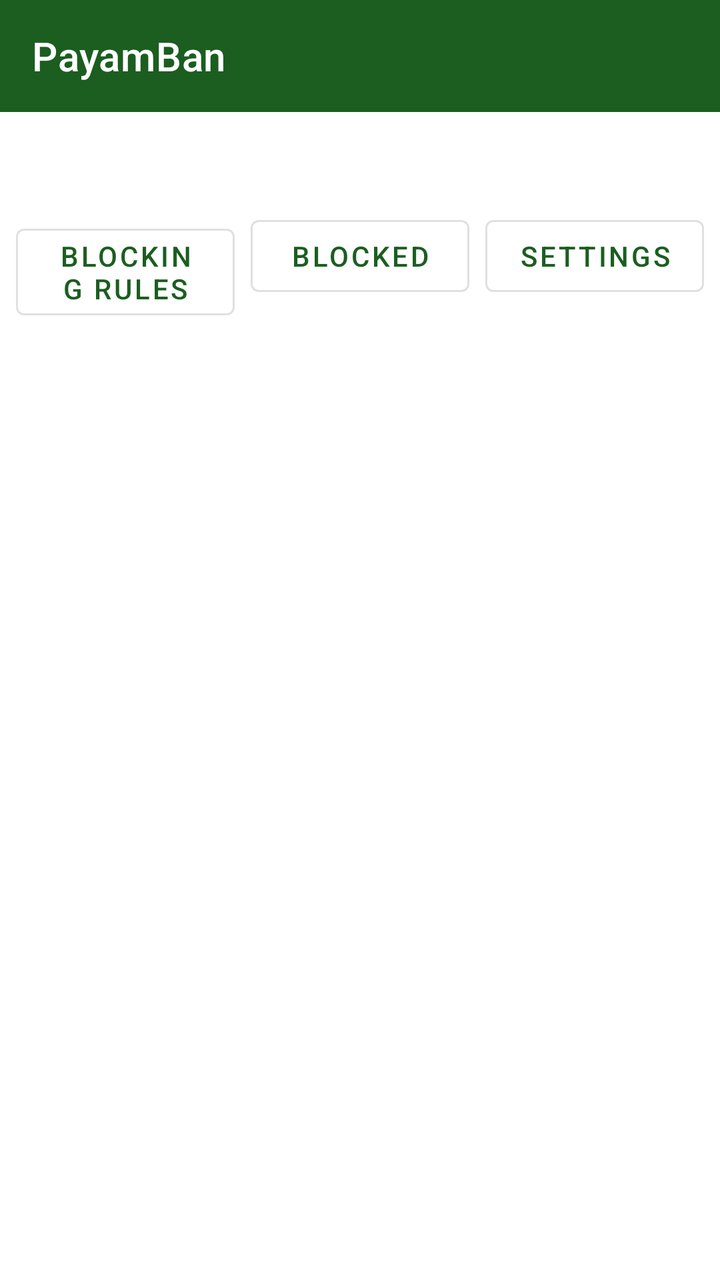
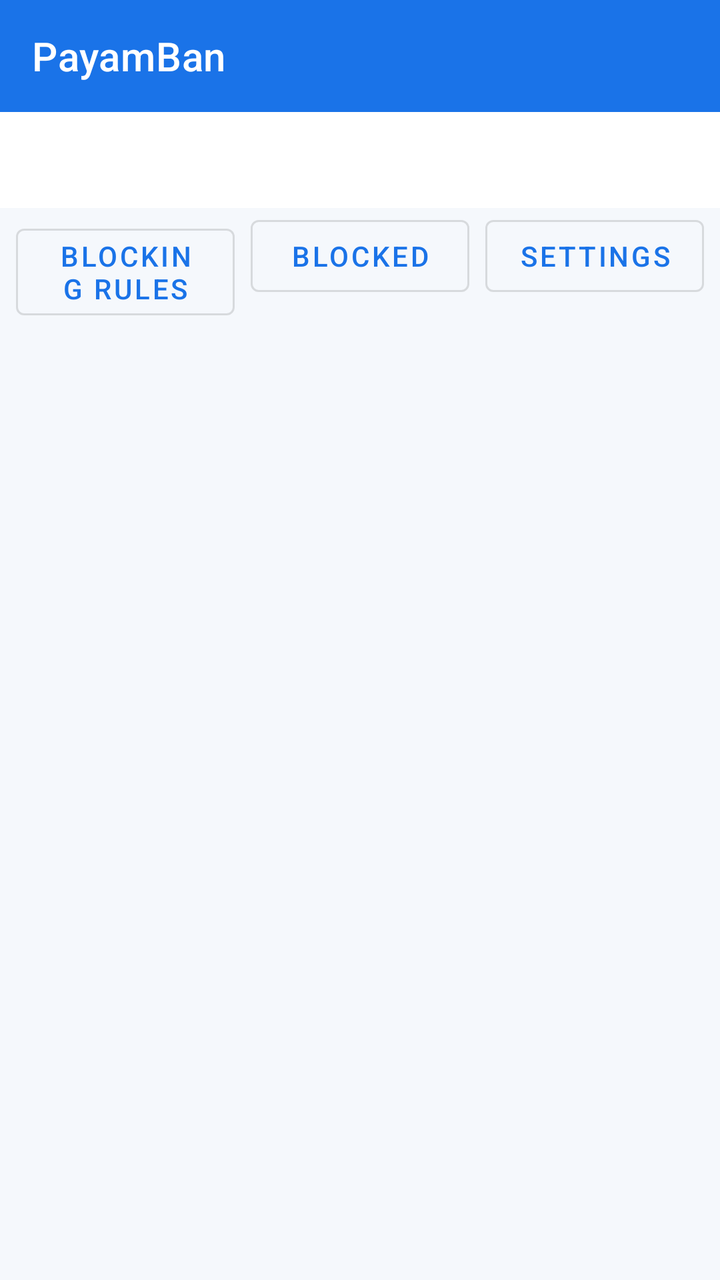

Compare the two renders of this Android layout. The source of the first and the diff that turns it into the second are given below.
<!-- AndroidManifest.xml: application theme Theme.SmsGuard -->
<!-- res/layout/activity_main.xml -->
<?xml version="1.0" encoding="utf-8"?>
<LinearLayout xmlns:android="http://schemas.android.com/apk/res/android"
    xmlns:app="http://schemas.android.com/apk/res-auto"
    android:layout_width="match_parent"
    android:layout_height="match_parent"
    android:orientation="vertical">

    <com.google.android.material.appbar.MaterialToolbar
        android:id="@+id/toolbar"
        android:layout_width="match_parent"
        android:layout_height="?attr/actionBarSize"
        android:background="?attr/colorPrimary"
        app:title="@string/app_name"
        app:titleTextColor="@android:color/white" />

    <com.google.android.material.card.MaterialCardView
        android:id="@+id/cardDefaultBanner"
        android:layout_width="match_parent"
        android:layout_height="wrap_content"
        android:layout_margin="8dp"
        android:visibility="gone"
        app:cardCornerRadius="8dp">

        <LinearLayout
            android:layout_width="match_parent"
            android:layout_height="wrap_content"
            android:orientation="vertical"
            android:padding="12dp">

            <TextView
                android:layout_width="match_parent"
                android:layout_height="wrap_content"
                android:text="@string/not_default_banner"
                android:textSize="14sp" />

            <com.google.android.material.button.MaterialButton
                android:id="@+id/buttonMakeDefault"
                android:layout_width="wrap_content"
                android:layout_height="wrap_content"
                android:layout_marginTop="8dp"
                android:text="@string/make_default" />
        </LinearLayout>
    </com.google.android.material.card.MaterialCardView>

    <com.google.android.material.tabs.TabLayout
        android:id="@+id/tabs"
        android:layout_width="match_parent"
        android:layout_height="wrap_content"
        app:tabMode="scrollable" />

    <LinearLayout
        android:layout_width="match_parent"
        android:layout_height="wrap_content"
        android:orientation="horizontal"
        android:paddingStart="8dp"
        android:paddingEnd="8dp">

        <com.google.android.material.button.MaterialButton
            android:id="@+id/buttonRules"
            style="@style/Widget.MaterialComponents.Button.OutlinedButton"
            android:layout_width="0dp"
            android:layout_height="wrap_content"
            android:layout_weight="1"
            android:text="@string/rules" />

        <com.google.android.material.button.MaterialButton
            android:id="@+id/buttonBlocked"
            style="@style/Widget.MaterialComponents.Button.OutlinedButton"
            android:layout_width="0dp"
            android:layout_height="wrap_content"
            android:layout_marginStart="8dp"
            android:layout_weight="1"
            android:text="@string/blocked_log" />

        <com.google.android.material.button.MaterialButton
            android:id="@+id/buttonSettings"
            style="@style/Widget.MaterialComponents.Button.OutlinedButton"
            android:layout_width="0dp"
            android:layout_height="wrap_content"
            android:layout_marginStart="8dp"
            android:layout_weight="1"
            android:text="@string/settings" />
    </LinearLayout>

    <FrameLayout
        android:layout_width="match_parent"
        android:layout_height="0dp"
        android:layout_weight="1">

        <androidx.recyclerview.widget.RecyclerView
            android:id="@+id/recyclerThreads"
            android:layout_width="match_parent"
            android:layout_height="match_parent"
            android:clipToPadding="false"
            android:paddingTop="8dp"
            android:paddingBottom="8dp" />

        <TextView
            android:id="@+id/textEmpty"
            android:layout_width="wrap_content"
            android:layout_height="wrap_content"
            android:layout_gravity="center"
            android:text="@string/no_threads"
            android:visibility="gone" />
    </FrameLayout>

</LinearLayout>
<!-- resources referenced by this layout -->
<resources>
  <string name="app_name">PayamBan</string>
  <string name="blocked_log">Blocked</string>
  <string name="make_default">Set as default SMS app</string>
  <string name="no_threads">No messages yet.</string>
  <string name="not_default_banner">This app is not the default SMS app yet. Until it is, it will not receive messages and blocking rules will not run.</string>
  <string name="rules">Blocking rules</string>
  <string name="settings">Settings</string>
  <style name="Theme.SmsGuard" parent="Theme.MaterialComponents.DayNight.NoActionBar">
          <item name="colorPrimary">@color/colorPrimary</item>
          <item name="colorPrimaryVariant">@color/colorPrimaryDark</item>
          <item name="colorOnPrimary">@android:color/white</item>
          <item name="colorSecondary">@color/colorAccent</item>
          <item name="colorSecondaryVariant">@color/colorAccent</item>
          <item name="colorOnSecondary">@android:color/white</item>
          <item name="android:statusBarColor">@color/colorPrimaryDark</item>
      </style>
  <color name="colorPrimary">#1B5E20</color>
  <color name="colorPrimaryDark">#0D3B12</color>
  <color name="colorAccent">#2E7D32</color>
</resources>

<!-- the commit's change to res/layout/activity_main.xml (unified diff, before → after) -->
@@ -46,7 +46,14 @@
         android:id="@+id/tabs"
         android:layout_width="match_parent"
         android:layout_height="wrap_content"
-        app:tabMode="scrollable" />
+        android:background="@color/card_bg"
+        app:tabIconTint="@color/tab_icon_tint"
+        app:tabIndicatorColor="@color/colorPrimary"
+        app:tabIndicatorFullWidth="false"
+        app:tabMode="scrollable"
+        app:tabRippleColor="@color/blue_50"
+        app:tabSelectedTextColor="@color/colorPrimary"
+        app:tabTextColor="@color/text_secondary" />
 
     <LinearLayout
         android:layout_width="match_parent"
<!-- resource entries referenced after the edit -->
@@ -1,5 +1,7 @@
 <!-- resources referenced by this layout -->
 <resources>
+  <color name="blue_50">#E8F1FD</color>
+  <color name="card_bg">#FFFFFF</color>
   <string name="app_name">PayamBan</string>
   <string name="blocked_log">Blocked</string>
   <string name="make_default">Set as default SMS app</string>
@@ -15,9 +17,16 @@
           <item name="colorSecondaryVariant">@color/colorAccent</item>
           <item name="colorOnSecondary">@android:color/white</item>
           <item name="android:statusBarColor">@color/colorPrimaryDark</item>
+          <item name="android:windowBackground">@color/screen_bg</item>
+          <item name="colorSurface">@color/card_bg</item>
       </style>
-  <color name="colorPrimary">#1B5E20</color>
-  <color name="colorPrimaryDark">#0D3B12</color>
-  <color name="colorAccent">#2E7D32</color>
+  <color name="blue_500">#1A73E8</color>
+  <color name="colorPrimary">@color/blue_500</color>
+  <color name="text_secondary">#5B7290</color>
+  <color name="colorPrimaryDark">@color/blue_700</color>
+  <color name="colorAccent">@color/blue_600</color>
+  <color name="screen_bg">#F5F8FC</color>
+  <color name="blue_700">#0F4C9C</color>
+  <color name="blue_600">#1667D0</color>
 </resources>
 
